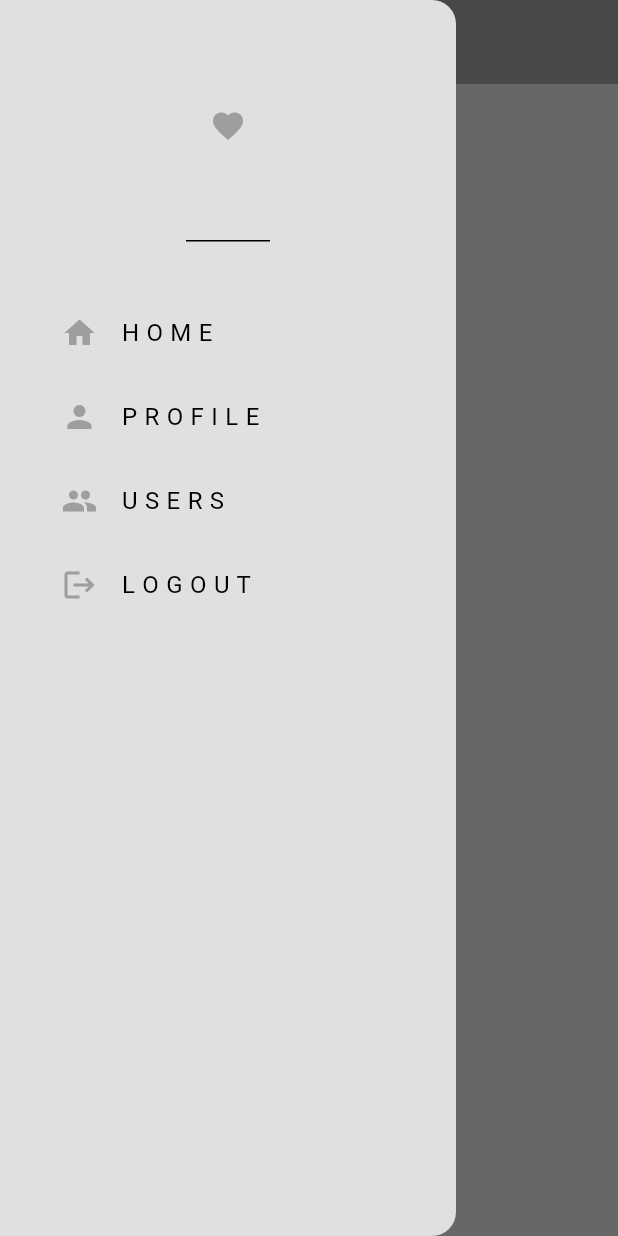
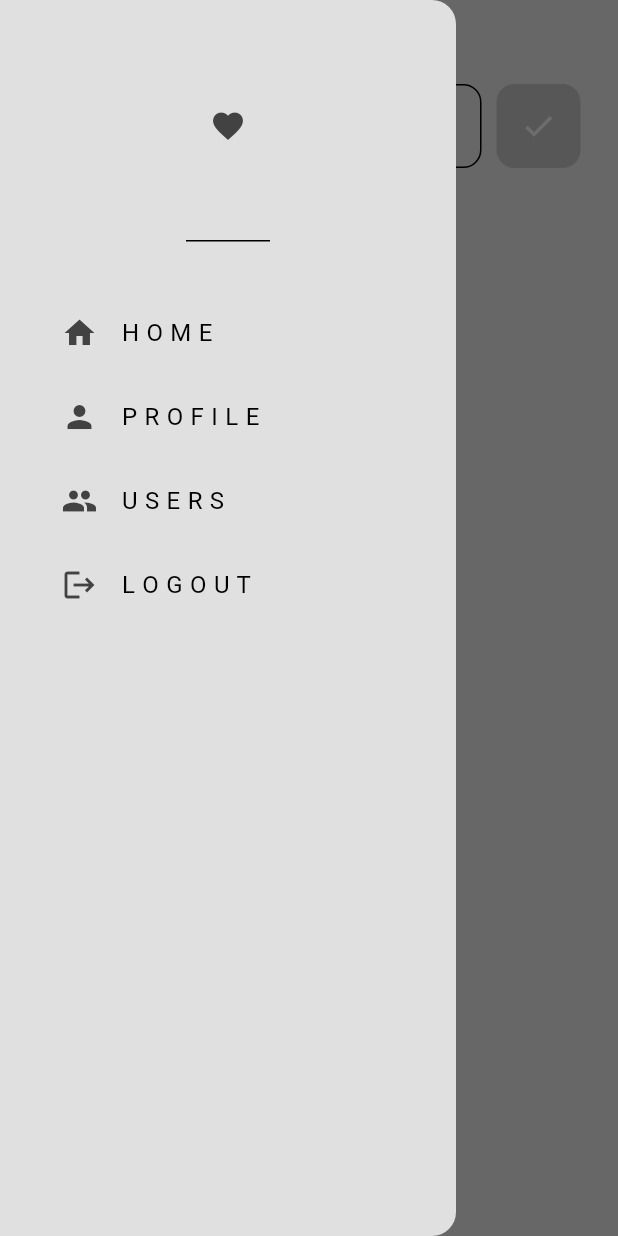
Before and after one commit to Betselot-GA/Social-Meda-App, a Flutter app: the screen it shows once a user with an empty profile is signed in, with the side drawer open, on a phone screen of 412 x 824 dp. Run offline on Flutter 3.47's test engine with Material 3 defaults, Android fonts, the phone set to English and light mode, and no system bars; our stand-ins replace cloud_firestore, firebase_auth, firebase_core; accounts and stored records are empty; network calls fail.

Commit message:
finished adding post feature

```diff
--- a/lib/Pages/home_page.dart
+++ b/lib/Pages/home_page.dart
@@ -1,19 +1,66 @@
 import 'package:firebase_auth/firebase_auth.dart';
 import 'package:flutter/material.dart';
 import 'package:social_media/components/my_drawer.dart';
+import 'package:social_media/components/my_post_button.dart';
+import 'package:social_media/components/my_textfield.dart';
+import 'package:social_media/database/firestore.dart';
 
 class HomePage extends StatelessWidget {
-  const HomePage({super.key});
+  HomePage({super.key});
+
+  // firestore access
+  final FirestoreDatabase database = FirestoreDatabase();
+
+  // text controller
+  final TextEditingController newPostController = TextEditingController();
+
+  // post message
+  void postMessage() {
+    // only post message if there is something in the textfield
+    if (newPostController.text.isNotEmpty) {
+      String message = newPostController.text;
+      database.addPost(message);
+    }
+
+    // clear the controller
+    newPostController.clear();
+  }
 
   @override
   Widget build(BuildContext context) {
     return Scaffold(
-      appBar: AppBar(
-        title: Text("Home"),
-        backgroundColor: Theme.of(context).colorScheme.inversePrimary,
-        elevation: 0,
-      ),
-      drawer: MyDrawer(),
-    );
+        backgroundColor: Theme.of(context).colorScheme.surface,
+        appBar: AppBar(
+          title: Text("W A L L"),
+          backgroundColor: Colors.transparent,
+          foregroundColor: Theme.of(context).colorScheme.inversePrimary,
+          elevation: 0,
+        ),
+        drawer: MyDrawer(),
+        body: Column(
+          children: [
+            // textfield box for user to type
+            Padding(
+              padding: const EdgeInsets.symmetric(horizontal: 25.0),
+              child: Row(
+                children: [
+                  // textfield
+                  Expanded(
+                    child: MyTextfield(
+                      hintText: "Say something...",
+                      obscureText: false,
+                      controller: newPostController,
+                    ),
+                  ),
+
+                  // post button
+                  PostButton(
+                    onTap: postMessage,
+                  ),
+                ],
+              ),
+            ),
+          ],
+        ));
   }
 }
--- /dev/null
+++ b/lib/components/my_post_button.dart
@@ -0,0 +1,27 @@
+import 'package:flutter/material.dart';
+
+class PostButton extends StatelessWidget {
+  final void Function()? onTap;
+  const PostButton({super.key, required this.onTap});
+
+  @override
+  Widget build(BuildContext context) {
+    return GestureDetector(
+      onTap: onTap,
+      child: Container(
+        decoration: BoxDecoration(
+          color: Theme.of(context).colorScheme.secondary,
+          borderRadius: BorderRadius.circular(12),
+        ),
+        padding: const EdgeInsets.all(16),
+        margin: const EdgeInsets.only(left: 10),
+        child: Center(
+          child: Icon(
+            Icons.done,
+            color: Theme.of(context).colorScheme.primary,
+          ),
+        ),
+      ),
+    );
+  }
+}
--- /dev/null
+++ b/lib/database/firestore.dart
@@ -0,0 +1,41 @@
+import 'package:cloud_firestore/cloud_firestore.dart';
+import 'package:firebase_auth/firebase_auth.dart';
+
+/*
+
+This database stores posts that users have published in the app.
+It is stored in a collection called 'Posts' in Firebase
+
+Each post contains;
+
+- a message
+- email of user
+- timestamp
+
+*/
+class FirestoreDatabase {
+  // current logged in user
+  User? user = FirebaseAuth.instance.currentUser;
+
+  //get collection of posts from firebase
+  final CollectionReference posts =
+      FirebaseFirestore.instance.collection("Posts");
+
+  // post a message
+  Future<void> addPost(String message) {
+    return posts.add({
+      'UserEmail': user!.email,
+      'PostMessage': message,
+      'TimeStamp': Timestamp.now(),
+    });
+  }
+
+  // read posts from database
+  Stream<QuerySnapshot> getPostsStream() {
+    final postsStream = FirebaseFirestore.instance
+        .collection("Posts")
+        .orderBy('TimeStamp', descending: true)
+        .snapshots();
+    return postsStream;
+  }
+}
--- a/lib/main.dart
+++ b/lib/main.dart
@@ -4,8 +4,8 @@ import 'package:social_media/Pages/home_page.dart';
 import 'package:social_media/Pages/profile_page.dart';
 import 'package:social_media/Pages/register_page.dart';
 import 'package:social_media/Pages/users_page.dart';
-import 'package:social_media/auth/auth.dart';
-import 'package:social_media/auth/login_or_register.dart';
+import 'package:social_media/services/auth/auth.dart';
+import 'package:social_media/services/auth/login_or_register.dart';
 import 'package:social_media/firebase_options.dart';
 import 'package:social_media/theme/dark_mode.dart';
 import 'package:social_media/theme/light_mode.dart';
@@ -31,7 +31,7 @@ class MyApp extends StatelessWidget {
       themeMode: ThemeMode.system,
       routes: {
         '/login_register_page': (context) => LoginOrRegister(),
-        '/home_page': (context) => const HomePage(),
+        '/home_page': (context) => HomePage(),
         '/profile_page': (context) => ProfilePage(),
         '/users_page': (context) => const UsersPage(),
       },
--- a/lib/auth/auth.dart
+++ b/lib/services/auth/auth.dart
@@ -2,7 +2,7 @@ import 'package:firebase_auth/firebase_auth.dart';
 import 'package:flutter/material.dart';
 import 'package:flutter/material.dart';
 import 'package:social_media/Pages/home_page.dart';
-import './login_or_register.dart';
+import 'login_or_register.dart';
 
 class AuthPage extends StatelessWidget {
   const AuthPage({super.key});
@@ -15,7 +15,7 @@ class AuthPage extends StatelessWidget {
           builder: (context, snapshot) {
             // user is logged in
             if (snapshot.hasData) {
-              return const HomePage();
+              return HomePage();
             }
 
             //user is Not logged in
--- a/lib/theme/light_mode.dart
+++ b/lib/theme/light_mode.dart
@@ -7,7 +7,7 @@ ThemeData lightMode = ThemeData(
     surface: Colors.grey.shade300,
     primary: Colors.grey.shade200,
     secondary: Colors.grey.shade400,
-    inversePrimary: Colors.grey.shade500,
+    inversePrimary: Colors.grey.shade800,
   ),
   textTheme: ThemeData.light().textTheme.apply(
     bodyColor: Colors.grey[800],
--- a/pubspec.yaml
+++ b/pubspec.yaml
@@ -37,7 +37,7 @@ dependencies:
   cupertino_icons: ^1.0.2
   firebase_core: ^3.3.0
   firebase_auth: ^5.1.4
-  cloud_firestore: ^5.2.1
+  cloud_firestore: ^5.3.0
 
 dev_dependencies:
   flutter_test:
```
Also changed, not shown: lib/Pages/profile_page.dart (+44 -8 lines), lib/Pages/users_page.dart (+60 -5 lines), lib/components/my_back_button.dart (added, +23 -0 lines), lib/services/chat/chat_service.dart (added, +20 -0 lines), lib/services/auth/login_or_register.dart (renamed from lib/auth/login_or_register.dart), pubspec.lock.
